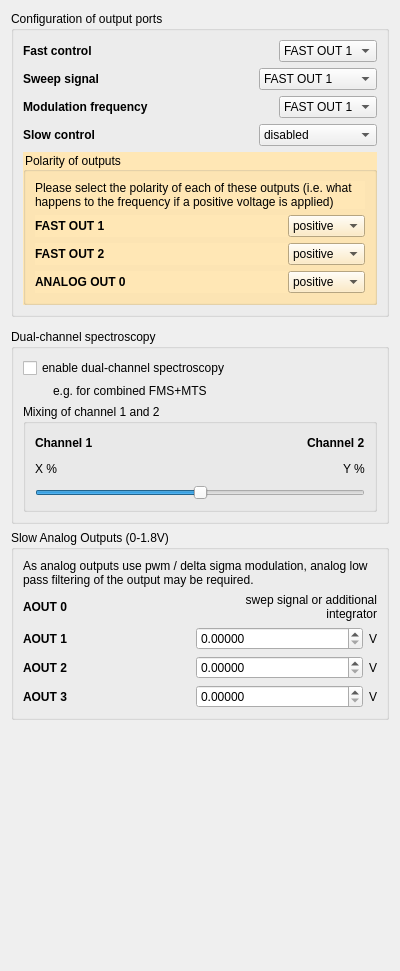
The window that linien/gui/ui/general_panel.ui (linien-org/linien) describes before a commit, drawn with Qt 5.
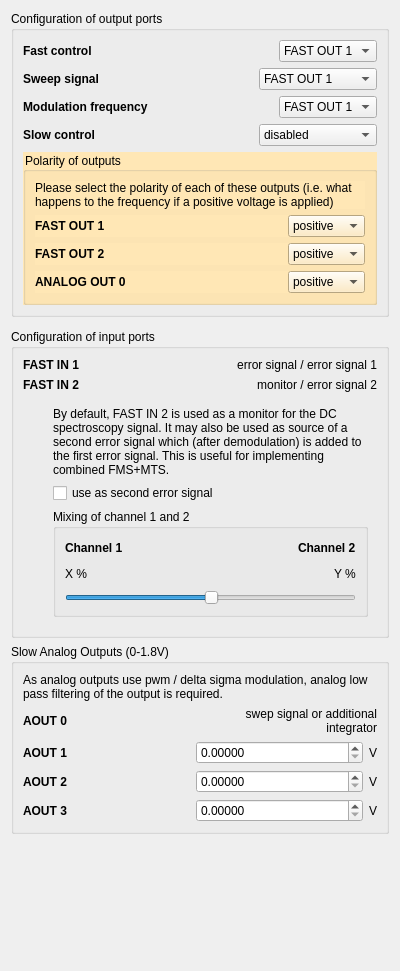
The same window after the commit.

Commit message: work on display of DC spectroscopy signal #169

The edit to the form file:
```diff
--- a/linien/gui/ui/general_panel.ui
+++ b/linien/gui/ui/general_panel.ui
@@ -190,6 +190,18 @@
         <layout class="QVBoxLayout" name="verticalLayout_9">
          <item>
           <widget class="QLabel" name="label_8">
+           <property name="sizePolicy">
+            <sizepolicy hsizetype="Preferred" vsizetype="Preferred">
+             <horstretch>0</horstretch>
+             <verstretch>0</verstretch>
+            </sizepolicy>
+           </property>
+           <property name="minimumSize">
+            <size>
+             <width>0</width>
+             <height>0</height>
+            </size>
+           </property>
            <property name="text">
             <string>Please select the polarity of each of these outputs (i.e. what happens to the frequency if a positive voltage is applied)</string>
            </property>
@@ -381,26 +393,74 @@
    <item>
     <widget class="QGroupBox" name="groupBox_11">
      <property name="title">
-      <string>Dual-channel spectroscopy</string>
+      <string>Configuration of input ports</string>
      </property>
      <layout class="QVBoxLayout" name="verticalLayout_13">
       <item>
+       <layout class="QHBoxLayout" name="horizontalLayout_6">
+        <item>
+         <widget class="QLabel" name="label_21">
+          <property name="text">
+           <string>&lt;html&gt;&lt;head/&gt;&lt;body&gt;&lt;p&gt;&lt;span style=&quot; font-weight:600;&quot;&gt;FAST IN 1&lt;/span&gt;&lt;/p&gt;&lt;/body&gt;&lt;/html&gt;</string>
+          </property>
+          <property name="textFormat">
+           <enum>Qt::AutoText</enum>
+          </property>
+         </widget>
+        </item>
+        <item>
+         <widget class="QLabel" name="fast_in_1_status">
+          <property name="text">
+           <string>error signal / error signal 1</string>
+          </property>
+          <property name="alignment">
+           <set>Qt::AlignRight|Qt::AlignTrailing|Qt::AlignVCenter</set>
+          </property>
+         </widget>
+        </item>
+       </layout>
+      </item>
+      <item>
+       <layout class="QHBoxLayout" name="horizontalLayout_8">
+        <item>
+         <widget class="QLabel" name="label_23">
+          <property name="text">
+           <string>&lt;html&gt;&lt;head/&gt;&lt;body&gt;&lt;p&gt;&lt;span style=&quot; font-weight:600;&quot;&gt;FAST IN 2&lt;/span&gt;&lt;/p&gt;&lt;/body&gt;&lt;/html&gt;</string>
+          </property>
+         </widget>
+        </item>
+        <item>
+         <widget class="QLabel" name="fast_in_2_status">
+          <property name="text">
+           <string>monitor / error signal 2</string>
+          </property>
+          <property name="alignment">
+           <set>Qt::AlignRight|Qt::AlignTrailing|Qt::AlignVCenter</set>
+          </property>
+         </widget>
+        </item>
+       </layout>
+      </item>
+      <item>
+       <widget class="QWidget" name="widget" native="true">
+        <layout class="QVBoxLayout" name="verticalLayout_3">
+         <property name="leftMargin">
+          <number>30</number>
+         </property>
+         <item>
+          <widget class="QLabel" name="label_25">
+           <property name="text">
+            <string>By default, FAST IN 2 is used as a monitor for the DC spectroscopy signal. It may also be used as source of a second error signal which (after demodulation) is added to the first error signal. This is useful for implementing combined FMS+MTS.</string>
+           </property>
+           <property name="wordWrap">
+            <bool>true</bool>
+           </property>
+          </widget>
+         </item>
+         <item>
        <widget class="QCheckBox" name="dual_channel">
         <property name="text">
-         <string>enable dual-channel spectroscopy</string>
-        </property>
-       </widget>
-      </item>
-      <item>
-       <widget class="QLabel" name="label_2">
-        <property name="text">
-         <string>e.g. for combined FMS+MTS</string>
-        </property>
-        <property name="wordWrap">
-         <bool>true</bool>
-        </property>
-        <property name="indent">
-         <number>30</number>
+            <string>use as second error signal</string>
         </property>
        </widget>
       </item>
@@ -503,6 +563,9 @@
      </layout>
     </widget>
    </item>
+     </layout>
+    </widget>
+   </item>
    <item>
     <widget class="QGroupBox" name="groupBox">
      <property name="title">
@@ -512,7 +575,7 @@
       <item>
        <widget class="QLabel" name="label_20">
         <property name="text">
-         <string>As analog outputs use pwm / delta sigma modulation, analog low pass filtering of the output may be required.</string>
+         <string>As analog outputs use pwm / delta sigma modulation, analog low pass filtering of the output is required.</string>
         </property>
         <property name="wordWrap">
          <bool>true</bool>
```
Lines whose indentation alone changed are shown as unchanged. The commit also changes 9 other files.
